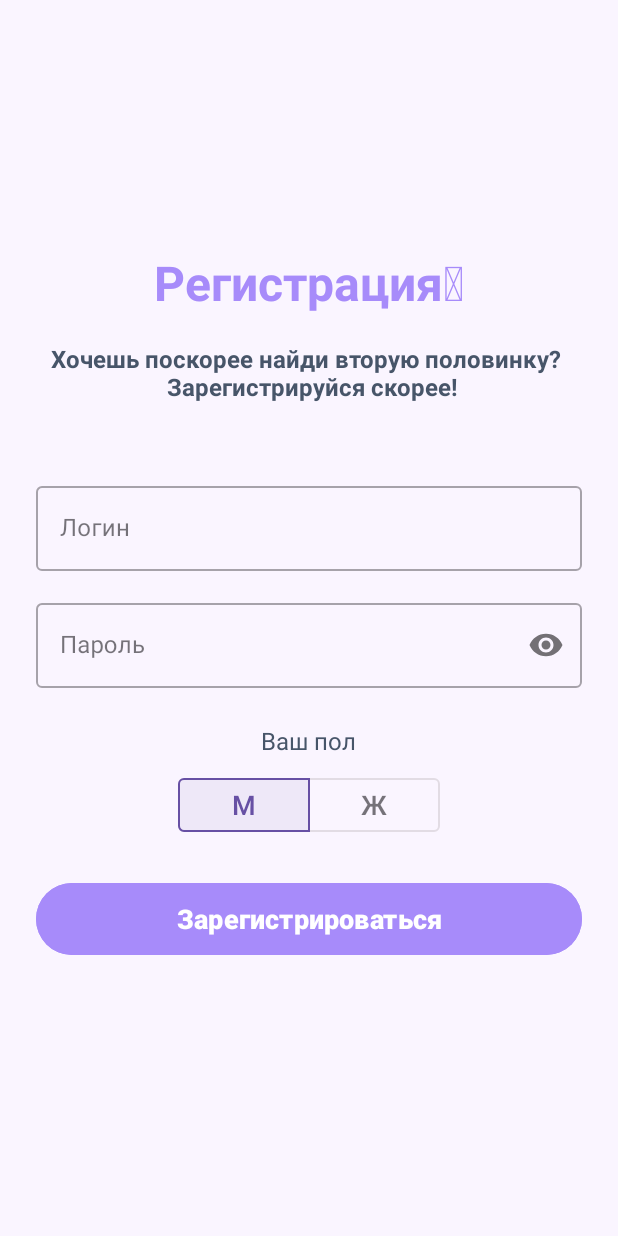
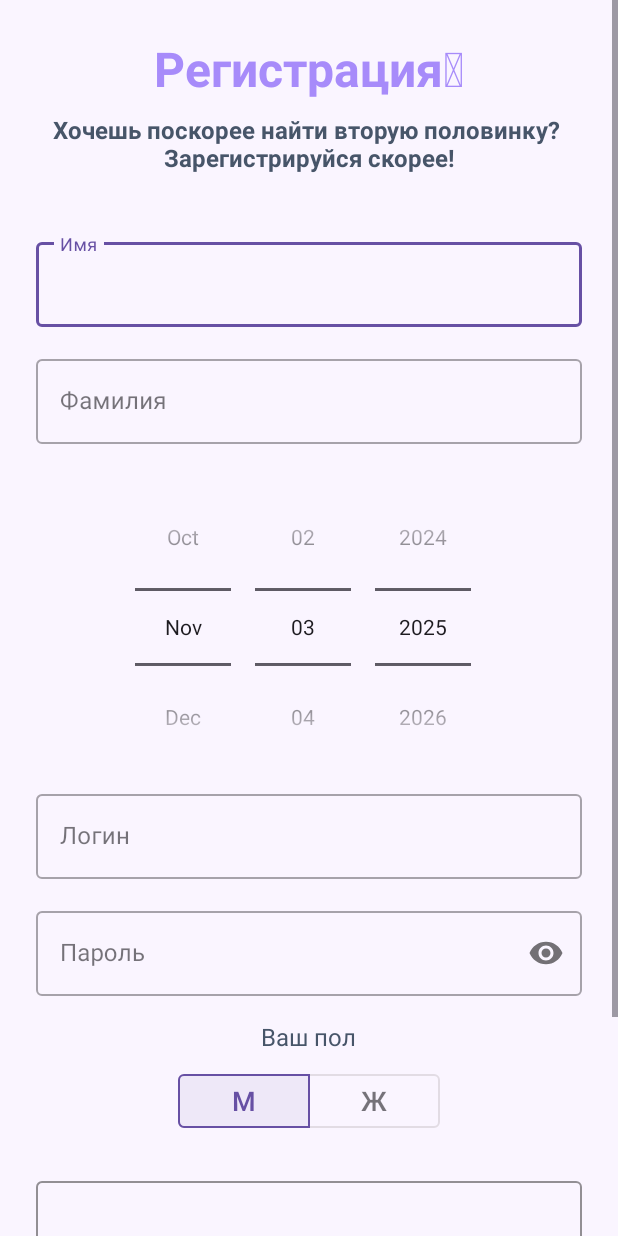
Before and after one commit to shishaaa1/UP01, an Android app: the screen it shows after launch (MainActivity before the commit, Registation after it), after a tap on "Еще нет аккаунта? Зарегистрироваться", on a phone screen of 412 x 824 dp. Run offline under Robolectric (Android 15) with nearby library versions, the phone set to English and light mode, and no system bars; 2 other taps on this screen came first.

Commit message:
Не хочет доверять сертификат

```diff
--- a/app/build.gradle
+++ b/app/build.gradle
@@ -33,6 +33,8 @@ dependencies {
     implementation libs.appcompat
     implementation libs.material
     implementation libs.activity
+    implementation 'com.squareup.retrofit2:retrofit:2.9.0'
+    implementation 'com.squareup.retrofit2:converter-gson:2.9.0'
     implementation 'com.squareup.picasso:picasso:2.71828'
     implementation 'androidx.cardview:cardview:1.0.0'
     implementation 'de.hdodenhof:circleimageview:3.1.0'
--- a/app/src/main/AndroidManifest.xml
+++ b/app/src/main/AndroidManifest.xml
@@ -13,6 +13,7 @@
         android:icon="@mipmap/ic_launcher"
         android:label="@string/app_name"
         android:roundIcon="@mipmap/ic_launcher_round"
+        android:networkSecurityConfig="@xml/network_security_config"
         android:supportsRtl="true"
         android:theme="@style/Theme.BoobleProject"
         tools:targetApi="31">
--- /dev/null
+++ b/app/src/main/java/com/example/boobleproject/ApiService.java
@@ -0,0 +1,23 @@
+package com.example.boobleproject;
+
+import java.util.Date;
+
+import retrofit2.Call;
+import retrofit2.http.Field;
+import retrofit2.http.FormUrlEncoded;
+import retrofit2.http.POST;
+
+public interface ApiService {
+
+    @FormUrlEncoded
+    @POST("api/UserController/AddUsers")
+    Call<Void> registerUser(
+            @Field("FirstName") String firstName,
+            @Field("LastName") String lastName,
+            @Field("Birthday") String birthday, // формат "yyyy-MM-dd"
+            @Field("BIO") String bio,
+            @Field("Sex") boolean sex,
+            @Field("Login") String login,
+            @Field("Password") String password
+    );
+}
--- a/app/src/main/java/com/example/boobleproject/MainActivity.java
+++ b/app/src/main/java/com/example/boobleproject/MainActivity.java
@@ -17,8 +17,9 @@ public class MainActivity extends AppCompatActivity {
 
     }
 
-    public void Registration(View view){
-        setContentView(R.layout.activity_registation);
+    public void goToRegistration(View view) {
+        Intent intent = new Intent(this, Registation.class); // ← ЗАПУСК АКТИВИТИ!
+        startActivity(intent);
     }
     public void Main(View view) {
         Intent intent = new Intent(this, Mainpage.class);
--- a/app/src/main/java/com/example/boobleproject/Mainpage.java
+++ b/app/src/main/java/com/example/boobleproject/Mainpage.java
@@ -63,9 +63,9 @@ public class Mainpage extends AppCompatActivity {
 
     private void loadInitialProfiles() {
         List<Profile> initial = Arrays.asList(
-                new Profile(0,"Бородин","Илья",createDate(2004,11,19),"М","Красивый мужчина, которого можно увидеть на свете",R.drawable.alt1),
-                new Profile(1,"Канюков","Анатолтй",createDate(1989,11,19),"М","Красивый мужчина, которого можно увидеть на свете adfagsdfgsdgsdfgsdfgsdfgsdfgsdfgsdfgsfdgsdfgsdfgsdfg adfagsdfgsdgsdfgsdfgsdfgsdfgsdfgsdfgsfdgsdfgsdfgsdfg adfagsdfgsdgsdfgsdfgsdfgsdfgsdfgsdfgsfdgsdfgsdfgsdfg adfagsdfgsdgsdfgsdfgsdfgsdfgsdfgsdfgsfdgsdfgsdfgsdfg adfagsdfgsdgsdfgsdfgsdfgsdfgsdfgsdfgsfdgsdfgsdfgsdfg",R.drawable.alt2),
-        new Profile(2,"Гашев","Данил",createDate(2002,06,14),"М","Красивый мужчина, которого можно увидеть на свете",R.drawable.alt3)
+                new Profile(0,"Бородин","Илья",createDate(2004,11,19),true,"Красивый мужчина, которого можно увидеть на свете",R.drawable.alt1),
+                new Profile(1,"Канюков","Анатолтй",createDate(1989,11,19),false,"Красивый мужчина, которого можно увидеть на свете adfagsdfgsdgsdfgsdfgsdfgsdfgsdfgsdfgsfdgsdfgsdfgsdfg adfagsdfgsdgsdfgsdfgsdfgsdfgsdfgsdfgsfdgsdfgsdfgsdfg adfagsdfgsdgsdfgsdfgsdfgsdfgsdfgsdfgsfdgsdfgsdfgsdfg adfagsdfgsdgsdfgsdfgsdfgsdfgsdfgsdfgsfdgsdfgsdfgsdfg adfagsdfgsdgsdfgsdfgsdfgsdfgsdfgsdfgsfdgsdfgsdfgsdfg",R.drawable.alt2),
+        new Profile(2,"Гашев","Данил",createDate(2002,06,14),true,"Красивый мужчина, которого можно увидеть на свете",R.drawable.alt3)
         );
 
         if (adapter == null) {
--- a/app/src/main/java/com/example/boobleproject/Personalaccount.java
+++ b/app/src/main/java/com/example/boobleproject/Personalaccount.java
@@ -133,4 +133,10 @@ public class Personalaccount extends AppCompatActivity {
     public void Main(View view) {
         onBackPressed();
     }
+
+    public void EditProfile(){
+
+    }
+
+
 }
--- a/app/src/main/java/com/example/boobleproject/ProfileAdapter.java
+++ b/app/src/main/java/com/example/boobleproject/ProfileAdapter.java
@@ -100,7 +100,7 @@ public class ProfileAdapter extends RecyclerView.Adapter<ProfileAdapter.ProfileV
             ivPhoto.setImageResource(profile.getPhotoRes());
             tvName.setText(profile.getFullName());
             java.text.SimpleDateFormat sdf = new java.text.SimpleDateFormat("dd.MM.yyyy");
-            tvAge.setText(sdf.format(profile.getBirthday()));
+            tvAge.setText(sdf.format(profile.getBirthday()) + " " + "Пол: "+ profile.getGenderAsString());
             tvBio.setText(profile.getBio());
         }
     }
--- a/app/src/main/java/com/example/boobleproject/Registation.java
+++ b/app/src/main/java/com/example/boobleproject/Registation.java
@@ -1,14 +1,41 @@
 package com.example.boobleproject;
 
+
+import android.app.DatePickerDialog;
 import android.os.Bundle;
+import android.util.Log;
+import android.view.View;
+import android.widget.Button;
+import android.widget.DatePicker;
+import android.widget.EditText;
+import android.widget.Toast;
 
 import androidx.activity.EdgeToEdge;
 import androidx.appcompat.app.AppCompatActivity;
-import androidx.core.graphics.Insets;
-import androidx.core.view.ViewCompat;
-import androidx.core.view.WindowInsetsCompat;
+
+import com.example.boobleproject.R;
+import com.example.boobleproject.ApiClient;
+import com.example.boobleproject.ApiService;
+import com.google.android.material.button.MaterialButtonToggleGroup;
+
+import java.text.SimpleDateFormat;
+import java.util.Calendar;
+import java.util.Locale;
+
+import retrofit2.Call;
+import retrofit2.Callback;
+import retrofit2.Response;
 
 public class Registation extends AppCompatActivity {
+
+    private EditText etFirstName, etLastName, etBirthday, etLogin, etPassword, etBio;
+    private MaterialButtonToggleGroup genderGroup;
+    private Button btnRegister;
+    private String selectedBirthday = "";
+    private DatePicker datePicker; // 👈 добавляем поле
+
+    private final Calendar calendar = Calendar.getInstance();
+    private boolean isMale = true;
 
     @Override
     protected void onCreate(Bundle savedInstanceState) {
@@ -16,5 +43,75 @@ public class Registation extends AppCompatActivity {
         EdgeToEdge.enable(this);
         setContentView(R.layout.activity_registation);
 
+        etFirstName = findViewById(R.id.et_firstname);
+        etLastName = findViewById(R.id.et_lastname);
+        etLogin = findViewById(R.id.et_login);
+        etPassword = findViewById(R.id.et_password);
+        etBio = findViewById(R.id.et_bio);
+        genderGroup = findViewById(R.id.gender_group);
+        btnRegister = findViewById(R.id.btn_register);
+        datePicker = findViewById(R.id.datePicker);
+
+        genderGroup.addOnButtonCheckedListener((group, checkedId, isChecked) -> {
+            if (isChecked) {
+                isMale = (checkedId == R.id.btn_male);
+            }
+        });
+        datePicker.init(
+                datePicker.getYear(),
+                datePicker.getMonth(),
+                datePicker.getDayOfMonth(),
+                (view, year, month, dayOfMonth) -> {
+                    Calendar cal = Calendar.getInstance();
+                    cal.set(year, month, dayOfMonth);
+                    SimpleDateFormat iso = new SimpleDateFormat("yyyy-MM-dd", Locale.US);
+                    selectedBirthday = iso.format(cal.getTime()); // ← ISO для сервера!
+                    Toast.makeText(this, "Выбрано: " + selectedBirthday, Toast.LENGTH_SHORT).show();
+                }
+        );
+
+        btnRegister.setOnClickListener(v -> {
+
+            registerUser(); // ← твой метод
+        });
+    }
+
+    private void registerUser() {
+        String firstName = etFirstName.getText().toString().trim();
+        String lastName = etLastName.getText().toString().trim();
+        String login = etLogin.getText().toString().trim();
+        String password = etPassword.getText().toString().trim();
+        String bio = etBio.getText().toString().trim();
+
+        if (firstName.isEmpty() || lastName.isEmpty() || selectedBirthday.isEmpty() ||
+                login.isEmpty() || password.isEmpty()) {
+            Toast.makeText(this, "Заполните все поля!", Toast.LENGTH_SHORT).show();
+            return;
+        }
+
+        ApiService apiService = ApiClient.getApiService();
+        Call<Void> call = apiService.registerUser(
+                firstName, lastName, selectedBirthday, bio, isMale, login, password
+        );
+
+        call.enqueue(new Callback<Void>() {
+            @Override
+            public void onResponse(Call<Void> call, Response<Void> response) {
+                if (response.isSuccessful()) {
+                    Toast.makeText(Registation.this, "Регистрация успешна!", Toast.LENGTH_SHORT).show();
+                    finish();
+                } else {
+                    Toast.makeText(Registation.this, "Ошибка регистрации: " + response.code(), Toast.LENGTH_SHORT).show();
+                }
+            }
+
+            @Override
+            public void onFailure(Call<Void> call, Throwable t) {
+                String errorMessage = "Ошибка соединения: " + t.getMessage();
+                Toast.makeText(Registation.this, errorMessage, Toast.LENGTH_LONG).show();
+
+                Log.e("REGISTRATION_ERROR", errorMessage, t);  // ← ПОЛНЫЙ СТЭК-ТРЕЙС!
+            }
+        });
     }
 }
--- a/app/src/main/res/layout/activity_main.xml
+++ b/app/src/main/res/layout/activity_main.xml
@@ -78,7 +78,7 @@ android:padding="24dp">
     android:text="Еще нет аккаунта? Зарегистрироваться"
     android:textColor="@color/primary"
     android:textSize="14sp"
-    android:onClick="Registration"
+    android:onClick="goToRegistration"
     />
 
 </LinearLayout>
--- a/app/src/main/res/layout/activity_registation.xml
+++ b/app/src/main/res/layout/activity_registation.xml
@@ -1,9 +1,14 @@
 <?xml version="1.0" encoding="utf-8"?>
-<LinearLayout xmlns:android="http://schemas.android.com/apk/res/android"
+<ScrollView xmlns:android="http://schemas.android.com/apk/res/android"
+    xmlns:app="http://schemas.android.com/apk/res-auto"
     android:layout_width="match_parent"
     android:layout_height="match_parent"
-    xmlns:app="http://schemas.android.com/apk/res-auto"
     android:background="@color/light_background"
+    android:fillViewport="true">
+
+    <LinearLayout
+        android:layout_width="match_parent"
+        android:layout_height="wrap_content"
         android:gravity="center"
         android:orientation="vertical"
         android:padding="24dp">
@@ -21,22 +26,69 @@
         <TextView
             android:layout_width="wrap_content"
             android:layout_height="wrap_content"
-        android:padding="10dp"
             android:textStyle="bold"
-        android:text="Хочешь поскорее найди вторую половинку? \n Зарегистрируйся скорее!"
+            android:text="Хочешь поскорее найти вторую половинку? \nЗарегистрируйся скорее!"
             android:textSize="16sp"
             android:textColor="@color/muted_text"
             android:layout_marginBottom="40dp"
             android:gravity="center" />
 
-    <!-- Email -->
+        <!-- Имя -->
         <com.google.android.material.textfield.TextInputLayout
+            android:id="@+id/input_firstname"
+            style="@style/Widget.MaterialComponents.TextInputLayout.OutlinedBox"
             android:layout_width="match_parent"
             android:layout_height="wrap_content"
-        android:layout_marginBottom="16dp"
-        style="@style/Widget.MaterialComponents.TextInputLayout.OutlinedBox">
+            android:layout_marginBottom="16dp">
 
             <com.google.android.material.textfield.TextInputEditText
+                android:id="@+id/et_firstname"
+                android:layout_width="match_parent"
+                android:layout_height="wrap_content"
+                android:hint="Имя"
+                android:textColor="@color/muted_text"
+                android:textColorHint="@color/muted_text" />
+        </com.google.android.material.textfield.TextInputLayout>
+
+        <!-- Фамилия -->
+        <com.google.android.material.textfield.TextInputLayout
+            android:id="@+id/input_lastname"
+            style="@style/Widget.MaterialComponents.TextInputLayout.OutlinedBox"
+            android:layout_width="match_parent"
+            android:layout_height="wrap_content"
+            android:layout_marginBottom="16dp">
+
+            <com.google.android.material.textfield.TextInputEditText
+                android:id="@+id/et_lastname"
+                android:layout_width="match_parent"
+                android:layout_height="wrap_content"
+                android:hint="Фамилия"
+                android:textColor="@color/muted_text"
+                android:textColorHint="@color/muted_text" />
+        </com.google.android.material.textfield.TextInputLayout>
+
+        <!-- Дата рождения -->
+        <DatePicker
+            android:id="@+id/datePicker"
+            android:layout_width="wrap_content"
+            android:layout_height="wrap_content"
+            android:calendarViewShown="false"
+            android:datePickerMode="spinner"
+            app:layout_constraintBottom_toBottomOf="parent"
+            app:layout_constraintEnd_toEndOf="parent"
+            app:layout_constraintStart_toStartOf="parent"
+            app:layout_constraintTop_toTopOf="parent" />
+
+        <!-- Логин -->
+        <com.google.android.material.textfield.TextInputLayout
+            android:id="@+id/input_login"
+            style="@style/Widget.MaterialComponents.TextInputLayout.OutlinedBox"
+            android:layout_width="match_parent"
+            android:layout_height="wrap_content"
+            android:layout_marginBottom="16dp">
+
+            <com.google.android.material.textfield.TextInputEditText
+                android:id="@+id/et_login"
                 android:layout_width="match_parent"
                 android:layout_height="wrap_content"
                 android:hint="Логин"
@@ -46,13 +98,15 @@
 
         <!-- Пароль -->
         <com.google.android.material.textfield.TextInputLayout
+            android:id="@+id/input_password"
+            style="@style/Widget.MaterialComponents.TextInputLayout.OutlinedBox"
             android:layout_width="match_parent"
             android:layout_height="wrap_content"
-        android:layout_marginBottom="24dp"
-        app:passwordToggleEnabled="true"
-        style="@style/Widget.MaterialComponents.TextInputLayout.OutlinedBox">
+            android:layout_marginBottom="16dp"
+            app:passwordToggleEnabled="true">
 
             <com.google.android.material.textfield.TextInputEditText
+                android:id="@+id/et_password"
                 android:layout_width="match_parent"
                 android:layout_height="wrap_content"
                 android:hint="Пароль"
@@ -60,6 +114,8 @@
                 android:textColor="@color/muted_text"
                 android:textColorHint="@color/muted_text" />
         </com.google.android.material.textfield.TextInputLayout>
+
+        <!-- Пол -->
         <TextView
             android:layout_width="wrap_content"
             android:layout_height="wrap_content"
@@ -93,14 +149,36 @@
                 android:layout_height="wrap_content"
                 android:text="Ж"
                 android:textSize="18sp"
-
                 app:iconGravity="textStart"
                 app:iconTint="@color/primary" />
-
         </com.google.android.material.button.MaterialButtonToggleGroup>
 
+
+        <!-- Био -->
+        <com.google.android.material.textfield.TextInputLayout
+            android:id="@+id/input_bio"
+            style="@style/Widget.MaterialComponents.TextInputLayout.OutlinedBox"
+            android:layout_width="match_parent"
+            android:layout_height="wrap_content"
+            android:layout_marginBottom="24dp"
+            app:hintTextColor="@color/muted_text"
+            app:boxStrokeColor="@color/primary">
+
+            <com.google.android.material.textfield.TextInputEditText
+                android:id="@+id/et_bio"
+                android:layout_width="match_parent"
+                android:layout_height="wrap_content"
+                android:hint="О себе (био)"
+                android:inputType="textMultiLine"
+                android:minLines="3"
+                android:maxLines="5"
+                android:textColor="@color/muted_text"
+                android:textColorHint="@color/muted_text" />
+        </com.google.android.material.textfield.TextInputLayout>
+
         <!-- Кнопка -->
-    <Button
+        <com.google.android.material.button.MaterialButton
+            android:id="@+id/btn_register"
             android:layout_width="match_parent"
             android:layout_height="56dp"
             android:text="Зарегистрироваться"
@@ -108,9 +186,8 @@
             android:textStyle="bold"
             android:textColor="@color/white"
             android:backgroundTint="@color/primary"
-
-        android:layout_marginBottom="16dp" />
-
-    <!-- Ссылка на регистрацию -->
+            android:layout_marginBottom="16dp"
+            app:cornerRadius="12dp" />
 
     </LinearLayout>
+</ScrollView>
--- /dev/null
+++ b/app/src/main/res/xml/network_security_config.xml
@@ -0,0 +1,4 @@
+<?xml version="1.0" encoding="utf-8"?>
+<network-security-config>
+    <base-config cleartextTrafficPermitted="true"/>
+</network-security-config>
```
Also changed, not shown: app/src/main/java/com/example/boobleproject/ApiClient.java (added, +20 -0 lines), app/src/main/java/com/example/boobleproject/Profile.java (+15 -10 lines), 1 other file. Lines whose indentation alone changed are shown as unchanged.
